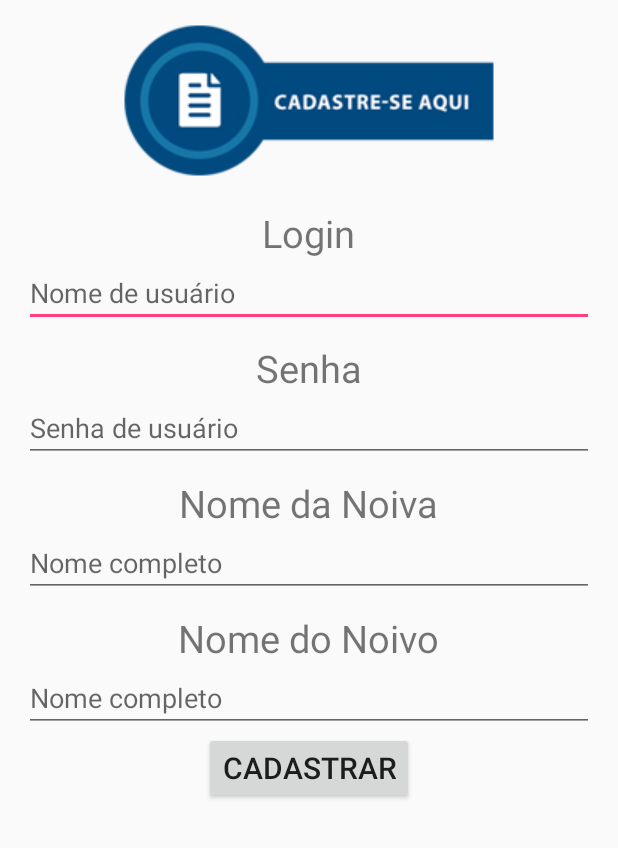
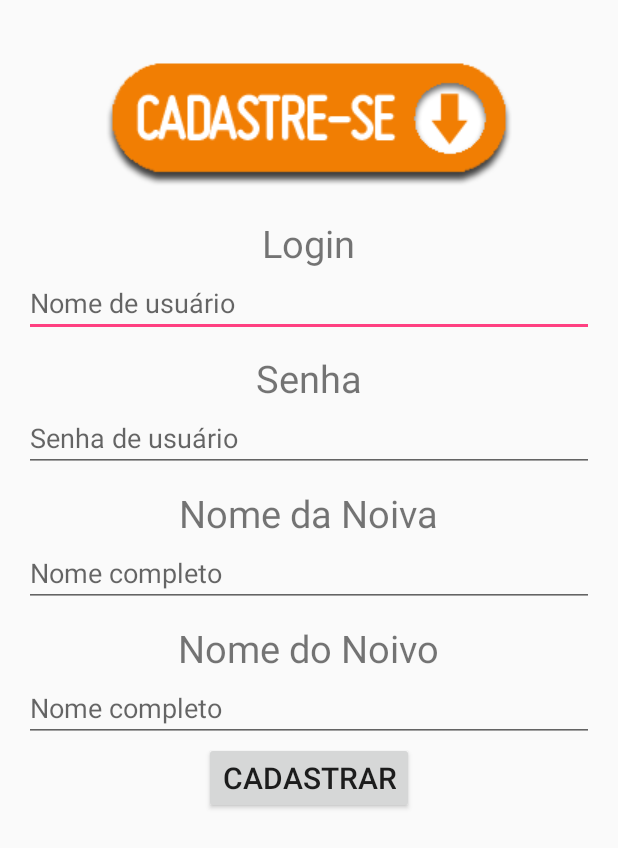
Before and after one commit to deyvison/EasyWedding, an Android app: the CadastroActivity screen opened directly, with no data from a screen before it, on a phone screen of 412 x 824 dp. Shown: the top 848 px of the screen. Run offline under Robolectric (Android 15) with nearby library versions, the phone set to English and light mode, and no system bars.

Commit message:
cadastro funcionando

```diff
--- a/app/src/main/java/br/com/ufpb/ayty/easywedding/LoginActivity.java
+++ b/app/src/main/java/br/com/ufpb/ayty/easywedding/LoginActivity.java
@@ -40,7 +40,7 @@ public class LoginActivity extends AppCompatActivity {
 
             }
         });
-
+        /**
         try {
             //criação de casamento
             Casamento c = new Casamento("Jose","Leticia");
@@ -86,6 +86,6 @@ public class LoginActivity extends AppCompatActivity {
             }
         } catch (SQLException e) {
             Log.e("ayty", e.getMessage());
-        }
+        }*/
     }
 }
--- a/app/src/main/res/layout/activity_cadastro.xml
+++ b/app/src/main/res/layout/activity_cadastro.xml
@@ -12,11 +12,12 @@
     tools:context="br.com.ufpb.ayty.easywedding.CadastroActivity">
 
     <ImageView
+        android:paddingTop="25dp"
         android:layout_width="wrap_content"
         android:layout_height="wrap_content"
         android:id="@+id/imageView2"
         android:layout_gravity="center_horizontal"
-        android:src="@drawable/cadastrese"/>
+        android:src="@drawable/cadastrar3"/>
 
     <TextView
         android:paddingTop="20dp"
@@ -33,7 +34,7 @@
         android:inputType="textPersonName"
         android:text=""
         android:ems="10"
-        android:id="@+id/editText3"
+        android:id="@+id/campoLogin"
         android:layout_gravity="center_horizontal" />
 
     <TextView
@@ -51,7 +52,7 @@
         android:layout_height="wrap_content"
         android:inputType="textPassword"
         android:ems="10"
-        android:id="@+id/editText4"
+        android:id="@+id/campoSenha"
         android:layout_gravity="center_horizontal" />
 
     <TextView
@@ -70,7 +71,7 @@
         android:inputType="textPersonName"
         android:text=""
         android:ems="10"
-        android:id="@+id/editText5"
+        android:id="@+id/campoNoiva"
         android:layout_gravity="center_horizontal" />
 
     <TextView
@@ -90,7 +91,7 @@
         android:inputType="textPersonName"
         android:text=""
         android:ems="10"
-        android:id="@+id/editText6"
+        android:id="@+id/campoNoivo"
         android:layout_gravity="center_horizontal" />
 
     <Button
@@ -99,7 +100,7 @@
         android:layout_width="wrap_content"
         android:layout_height="wrap_content"
         android:text="Cadastrar"
-        android:id="@+id/button2"
+        android:id="@+id/botaoCadastro"
         android:layout_gravity="center_horizontal" />
 
 
```
Also changed, not shown: app/src/main/java/br/com/ufpb/ayty/easywedding/CadastroActivity.java (+108 -0 lines), app/src/main/res/drawable/cadastrar3.png (added), app/src/main/res/drawable/cadastrese2.png (added).
